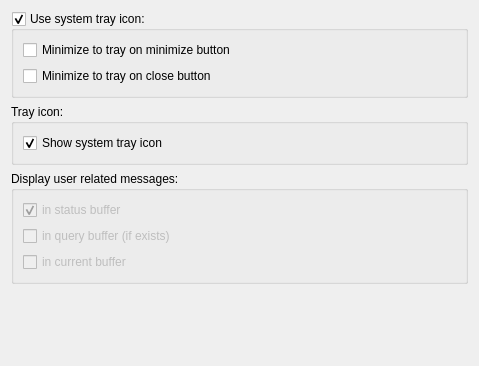
Before: the Qt Designer form src/qtui/settingspages/generalsettingspage.ui in quassel/quassel, drawn with Qt 5.
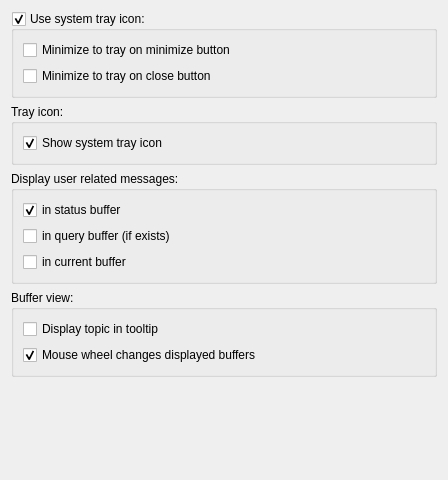
After: the same form once the commit is applied.

Commit message: created buffersettings to access options concerning buffers buffer tooltip can now be configured (with or without topic) change buffers with mouse scrolling is now optional (default enabled)

Diff of the .ui file:
```diff
--- a/src/qtui/settingspages/generalsettingspage.ui
+++ b/src/qtui/settingspages/generalsettingspage.ui
@@ -5,8 +5,8 @@
    <rect>
     <x>0</x>
     <y>0</y>
-    <width>475</width>
-    <height>366</height>
+    <width>448</width>
+    <height>480</height>
    </rect>
   </property>
   <property name="windowTitle" >
@@ -67,7 +67,7 @@
       <item>
        <widget class="QCheckBox" name="userMessagesInStatusBuffer" >
         <property name="enabled" >
-         <bool>false</bool>
+         <bool>true</bool>
         </property>
         <property name="text" >
          <string>in status buffer</string>
@@ -80,7 +80,7 @@
       <item>
        <widget class="QCheckBox" name="userMessagesInQueryBuffer" >
         <property name="enabled" >
-         <bool>false</bool>
+         <bool>true</bool>
         </property>
         <property name="text" >
          <string>in query buffer (if exists)</string>
@@ -90,7 +90,7 @@
       <item>
        <widget class="QCheckBox" name="userMessagesInCurrentBuffer" >
         <property name="enabled" >
-         <bool>false</bool>
+         <bool>true</bool>
         </property>
         <property name="text" >
          <string>in current buffer</string>
@@ -100,15 +100,41 @@
      </layout>
     </widget>
    </item>
+   <item>
+    <widget class="QGroupBox" name="groupBox_2" >
+     <property name="title" >
+      <string>Buffer view:</string>
+     </property>
+     <layout class="QVBoxLayout" >
+      <item>
+       <widget class="QCheckBox" name="displayTopicInTooltip" >
+        <property name="text" >
+         <string>Display topic in tooltip</string>
+        </property>
+       </widget>
+      </item>
+      <item>
+       <widget class="QCheckBox" name="mouseWheelChangesBuffers" >
+        <property name="text" >
+         <string>Mouse wheel changes displayed buffers</string>
+        </property>
+        <property name="checked" >
+         <bool>true</bool>
+        </property>
+       </widget>
+      </item>
+     </layout>
+    </widget>
+   </item>
    <item>
     <spacer>
      <property name="orientation" >
       <enum>Qt::Vertical</enum>
      </property>
-     <property name="sizeHint" stdset="0" >
+     <property name="sizeHint" >
       <size>
-       <width>457</width>
-       <height>51</height>
+       <width>20</width>
+       <height>40</height>
       </size>
      </property>
     </spacer>
```
Left out of the diff: 35 changed lines with no effect on the pictures. The commit also changes 11 other files.
